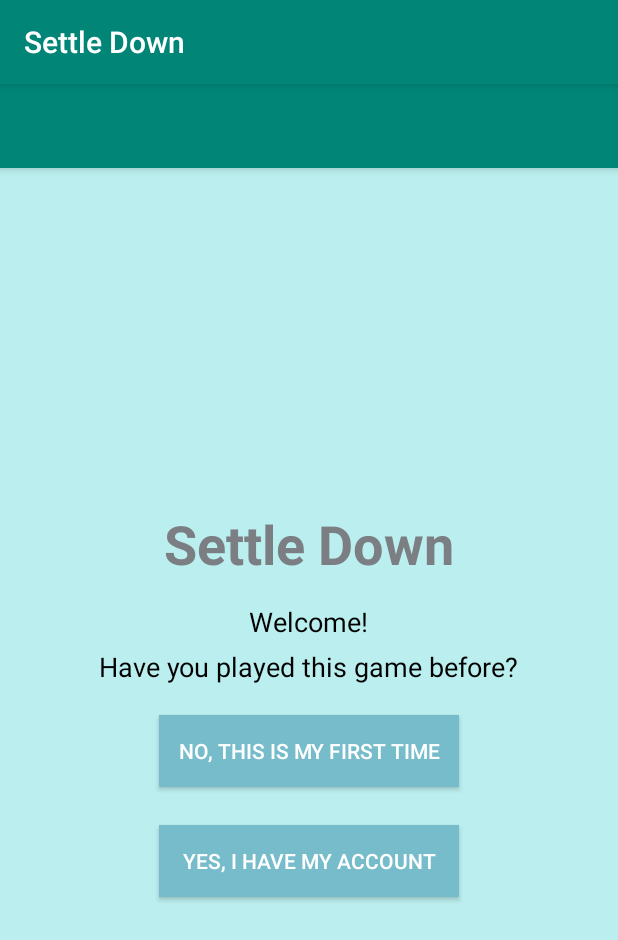
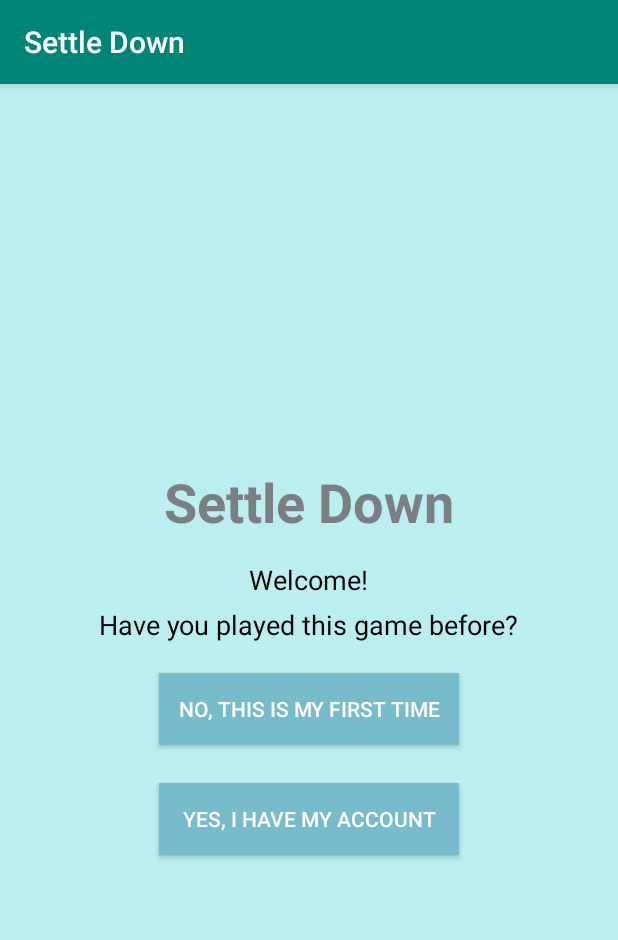
Before and after one commit to Darcy-007/Settle_down, an Android app: the screen it shows after launch (MainActivity), on a phone screen of 412 x 824 dp. Shown: the top 940 px of the screen. Run offline under Robolectric (Android 15) with nearby library versions, the phone set to English and light mode, and no system bars.

Commit message:
small fix

```diff
--- a/app/build.gradle
+++ b/app/build.gradle
@@ -11,7 +11,7 @@
     buildToolsVersion "29.0.2"
     defaultConfig {
         applicationId "com.example.settle_down"
-        minSdkVersion 28
+        minSdkVersion 23
         targetSdkVersion 29
         versionCode 1
         versionName "1.0"
@@ -33,6 +33,7 @@
     implementation "org.jetbrains.kotlin:kotlin-stdlib-jdk7:$kotlin_version"
     implementation 'androidx.appcompat:appcompat:1.1.0'
     implementation 'androidx.core:core-ktx:1.1.0'
+    implementation 'com.google.android.material:material:1.0.0'
     implementation 'androidx.constraintlayout:constraintlayout:1.1.3'
     implementation 'androidx.legacy:legacy-support-v4:1.0.0'
     testImplementation 'junit:junit:4.12'
--- a/app/src/main/java/com/example/settle_down/MainActivity.kt
+++ b/app/src/main/java/com/example/settle_down/MainActivity.kt
@@ -9,7 +9,7 @@
     override fun onCreate(savedInstanceState: Bundle?) {
         super.onCreate(savedInstanceState)
         setContentView(R.layout.activity_main)
-        setSupportActionBar(toolbar)
+//        setSupportActionBar(toolbar)
         if(savedInstanceState == null) {
             val startingFragment = StartingFragment()
             val ft = supportFragmentManager.beginTransaction()
--- a/app/src/main/res/layout/activity_main.xml
+++ b/app/src/main/res/layout/activity_main.xml
@@ -11,12 +11,12 @@
         android:layout_height="wrap_content"
         android:theme="@style/AppTheme.AppBarOverlay">
 
-        <androidx.appcompat.widget.Toolbar
-            android:id="@+id/toolbar"
-            android:layout_width="match_parent"
-            android:layout_height="?attr/actionBarSize"
-            android:background="?attr/colorPrimary"
-            app:popupTheme="@style/AppTheme.PopupOverlay" />
+<!--        <androidx.appcompat.widget.Toolbar-->
+<!--            android:id="@+id/toolbar"-->
+<!--            android:layout_width="match_parent"-->
+<!--            android:layout_height="?attr/actionBarSize"-->
+<!--            android:background="?attr/colorPrimary"-->
+<!--            app:popupTheme="@style/AppTheme.PopupOverlay" />-->
 
     </com.google.android.material.appbar.AppBarLayout>
 
```
